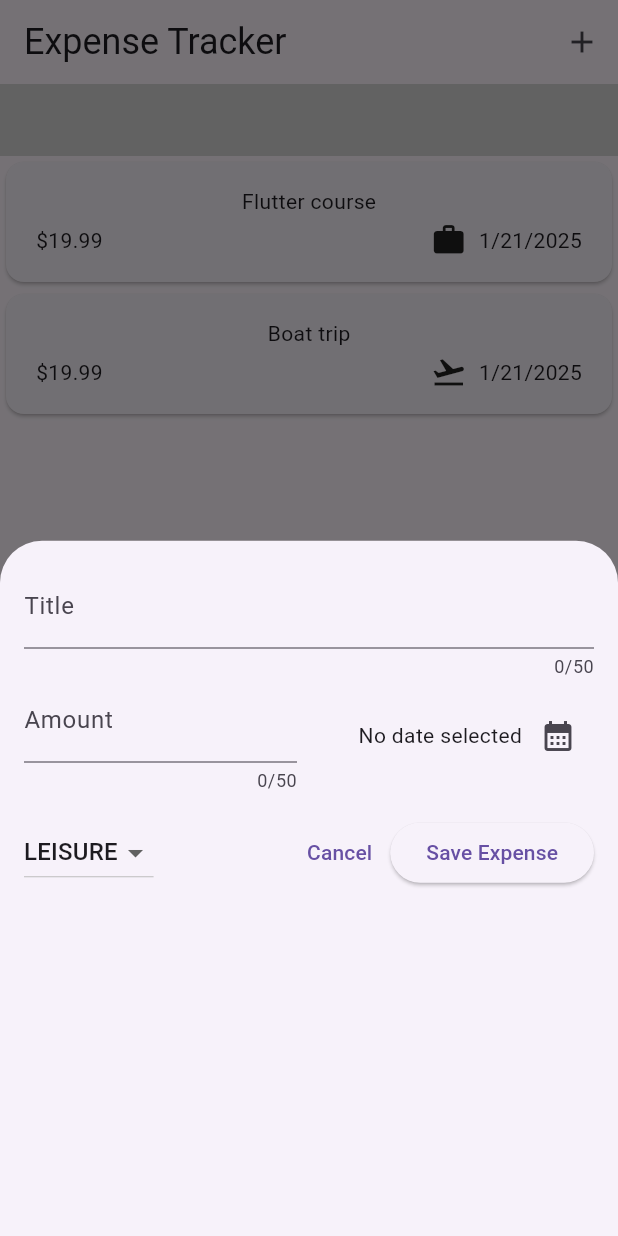
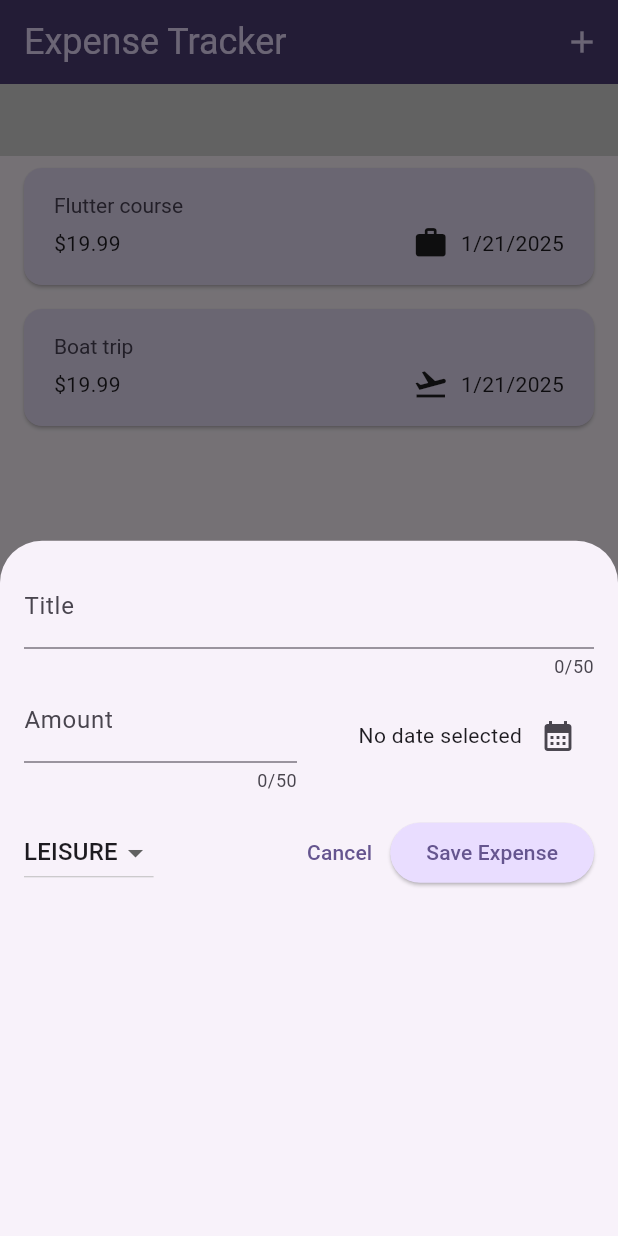
Before and after one commit to AlexFerreira10/expense-tracker, a Flutter app: the screen it shows after launch, after a tap on the "add" icon, on a phone screen of 412 x 824 dp. Run offline on Flutter 3.47's test engine with Material 3 defaults, Android fonts, the phone set to English and light mode, and no system bars; our stand-ins replace freezed_annotation, injectable.

Commit message:
feat: custom a theme

```diff
--- a/lib/main.dart
+++ b/lib/main.dart
@@ -1,8 +1,52 @@
 import 'package:expense_tracker/expenses.dart';
 import 'package:flutter/material.dart';
 
+var kColorScheme = ColorScheme.fromSeed(
+  seedColor: const Color.fromARGB(255, 96, 59, 181),
+);
+
+var kDarkColorScheme =
+    ColorScheme.fromSeed(seedColor: const Color.fromARGB(255, 5, 95, 125));
+
 void main() {
   runApp(
-    const MaterialApp(home: Expenses()),
+    MaterialApp(
+      darkTheme: ThemeData().copyWith(
+        brightness: Brightness.dark,
+        colorScheme: kDarkColorScheme,
+        cardTheme: const CardTheme().copyWith(
+          color: kDarkColorScheme.secondaryContainer,
+          margin: const EdgeInsets.symmetric(horizontal: 16, vertical: 8),
+        ),
+        elevatedButtonTheme: ElevatedButtonThemeData(
+          style: ElevatedButton.styleFrom(
+            backgroundColor: kDarkColorScheme.primaryContainer,
+          ),
+        ),
+      ),
+      theme: ThemeData().copyWith(
+          colorScheme: kColorScheme,
+          appBarTheme: const AppBarTheme().copyWith(
+            backgroundColor: kColorScheme.onPrimaryContainer,
+            foregroundColor: kColorScheme.primaryContainer,
+          ),
+          cardTheme: const CardTheme().copyWith(
+            color: kColorScheme.secondaryContainer,
+            margin: const EdgeInsets.symmetric(horizontal: 16, vertical: 8),
+          ),
+          elevatedButtonTheme: ElevatedButtonThemeData(
+            style: ElevatedButton.styleFrom(
+              backgroundColor: kColorScheme.primaryContainer,
+            ),
+          ),
+          textTheme: ThemeData().textTheme.copyWith(
+                titleLarge: TextStyle(
+                  fontWeight: FontWeight.normal,
+                  color: kColorScheme.onSecondaryContainer,
+                  fontSize: 14,
+                ),
+              )),
+      home: Expenses(),
+    ),
   );
 }
--- a/lib/presentation/widgets/expense_item.dart
+++ b/lib/presentation/widgets/expense_item.dart
@@ -12,8 +12,10 @@ class ExpenseItem extends StatelessWidget {
       child: Padding(
           padding: const EdgeInsets.symmetric(horizontal: 20, vertical: 16),
           child: Column(
+            crossAxisAlignment: CrossAxisAlignment.start,
             children: [
-              Text(expense.title),
+              Text(expense.title,
+                  style: Theme.of(context).textTheme.titleLarge),
               const SizedBox(height: 4),
               Row(
                 children: [
--- a/lib/presentation/widgets/expenses_list.dart
+++ b/lib/presentation/widgets/expenses_list.dart
@@ -6,14 +6,27 @@ class Expenseslist extends StatelessWidget {
   const Expenseslist({
     super.key,
     required this.expenses,
+    required this.onRemoveExpense,
   });
 
   final List<Expense> expenses;
+  final void Function(Expense expense) onRemoveExpense;
 
   @override
-  Widget build(BuildContext context) {
-    return ListView.builder(
+  Widget build(BuildContext context) => ListView.builder(
         itemCount: expenses.length,
-        itemBuilder: (ctx, index) => ExpenseItem(expense: expenses[index]));
-  }
+        itemBuilder: (ctx, index) => Dismissible(
+          key: ValueKey(expenses[index]),
+          background: Container(
+            color: Theme.of(context).colorScheme.error,
+            margin: EdgeInsets.symmetric(
+              horizontal: Theme.of(context).cardTheme.margin?.horizontal ?? 0,
+            ),
+          ),
+          onDismissed: (direction) {
+            onRemoveExpense(expenses[index]);
+          },
+          child: ExpenseItem(expense: expenses[index]),
+        ),
+      );
 }
```
